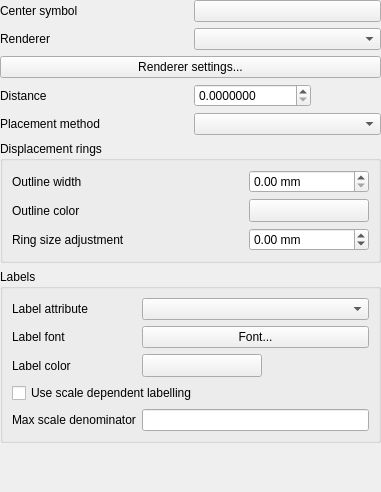
Above: src/ui/qgspointdisplacementrendererwidgetbase.ui from qgis/QGIS before the change. Below: the same form after it.
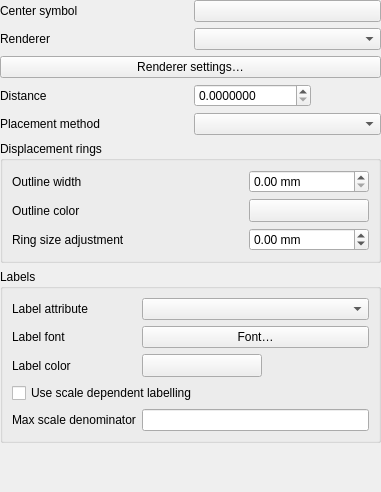
That is the form after the change. Custom widgets are drawn as their Qt base class.

Diff of the .ui file:
```diff
--- a/src/ui/qgspointdisplacementrendererwidgetbase.ui
+++ b/src/ui/qgspointdisplacementrendererwidgetbase.ui
@@ -29,7 +29,7 @@
    <item row="4" column="0" colspan="2">
     <widget class="QPushButton" name="mRendererSettingsButton">
      <property name="text">
-      <string>Renderer settings...</string>
+      <string>Renderer settings…</string>
      </property>
     </widget>
    </item>
@@ -59,7 +59,7 @@
       <item row="1" column="1">
        <widget class="QPushButton" name="mLabelFontButton">
         <property name="text">
-         <string>Font...</string>
+         <string>Font…</string>
         </property>
        </widget>
       </item>
```
